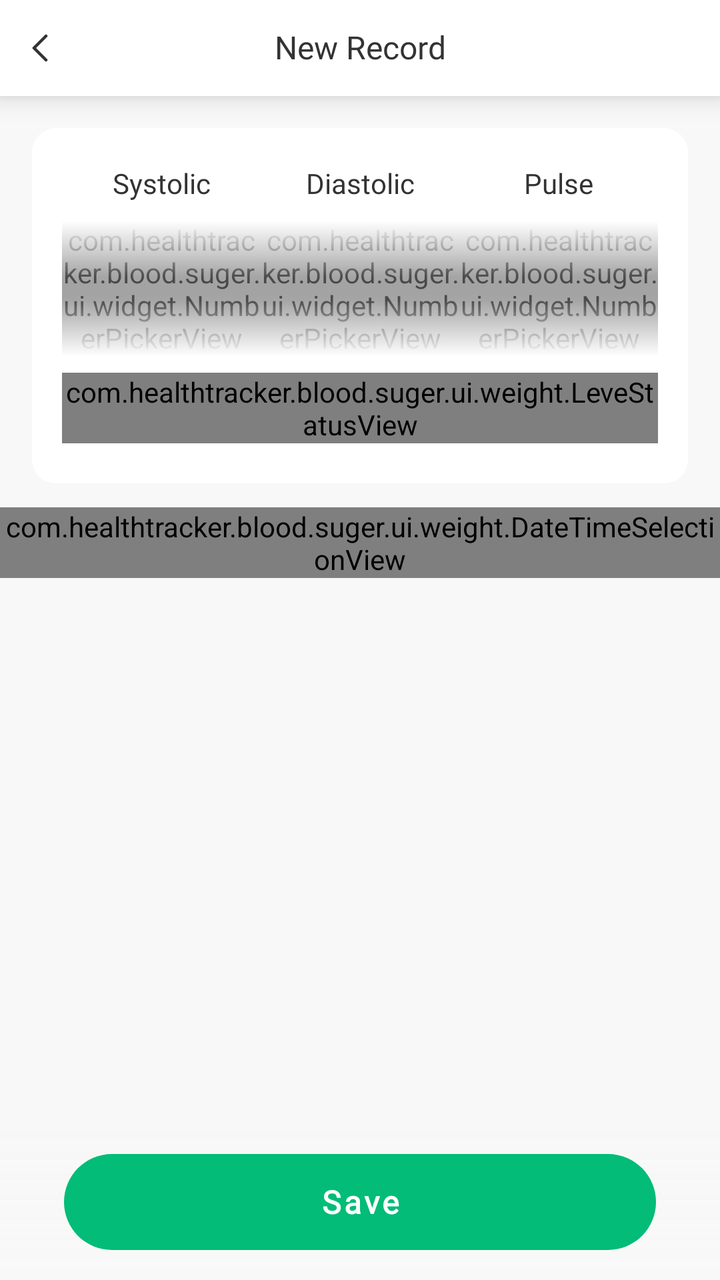
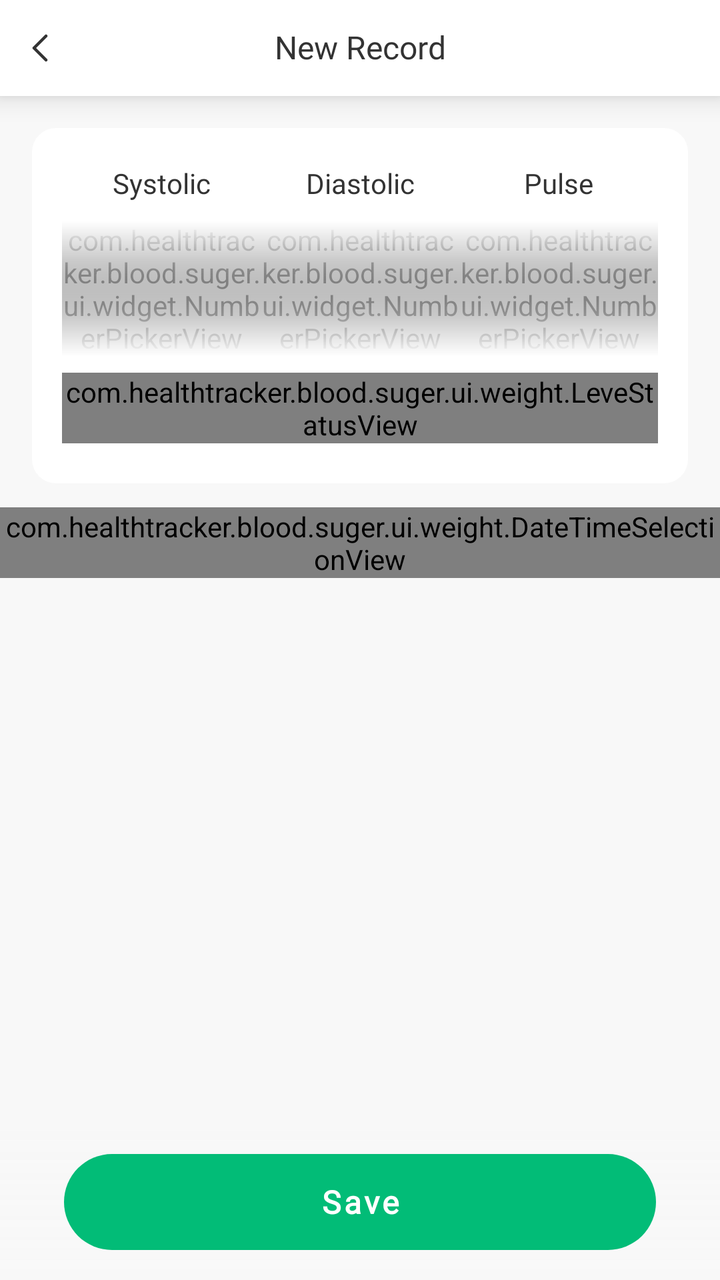

An Android layout rendered at two revisions. The XML below is the earlier revision; the diff shows what the commit changed to produce the second picture.
<!-- AndroidManifest.xml: application theme AppTheme -->
<!-- res/layout/activity_bp_record.xml -->
<?xml version="1.0" encoding="utf-8"?>
<androidx.constraintlayout.widget.ConstraintLayout xmlns:android="http://schemas.android.com/apk/res/android"
    xmlns:app="http://schemas.android.com/apk/res-auto"
    xmlns:tools="http://schemas.android.com/tools"
    android:layout_width="match_parent"
    android:layout_height="match_parent">

    <androidx.constraintlayout.widget.ConstraintLayout
        android:id="@+id/action_bar"
        android:layout_width="match_parent"
        android:layout_height="@dimen/actionBarSize"
        android:background="@color/c1"
        android:elevation="@dimen/dp_8"
        android:gravity="center_vertical"
        app:layout_constraintEnd_toEndOf="parent"
        app:layout_constraintStart_toStartOf="parent"
        app:layout_constraintTop_toTopOf="parent">

        <androidx.appcompat.widget.AppCompatImageView
            android:id="@+id/btn_back"
            android:layout_width="wrap_content"
            android:layout_height="match_parent"
            android:background="?android:attr/selectableItemBackgroundBorderless"
            android:paddingStart="@dimen/dp_16"
            android:paddingEnd="@dimen/dp_4"
            android:scaleType="center"
            app:layout_constraintBottom_toBottomOf="parent"
            app:layout_constraintStart_toStartOf="parent"
            app:layout_constraintTop_toTopOf="parent"
            app:srcCompat="@drawable/ic_back" />


        <androidx.appcompat.widget.AppCompatTextView
            style="@style/TextViewFont_RobotoBold"
            android:layout_width="0dp"
            android:layout_height="wrap_content"
            android:gravity="center"
            android:includeFontPadding="false"
            android:paddingStart="@dimen/dp_44"
            android:paddingEnd="@dimen/dp_44"
            android:text="@string/new_record"
            android:textColor="@color/t1"
            android:textSize="@dimen/sp_16"
            app:layout_constraintBottom_toBottomOf="parent"
            app:layout_constraintEnd_toEndOf="parent"
            app:layout_constraintStart_toStartOf="parent"
            app:layout_constraintTop_toTopOf="parent" />


    </androidx.constraintlayout.widget.ConstraintLayout>

    <androidx.core.widget.NestedScrollView
        android:layout_width="match_parent"
        android:layout_height="@dimen/dp_0"
        android:clipToPadding="false"
        android:paddingTop="@dimen/sp_16"
        android:paddingBottom="@dimen/dp_80"
        app:layout_constraintBottom_toBottomOf="parent"
        app:layout_constraintTop_toBottomOf="@id/action_bar">

        <androidx.constraintlayout.widget.ConstraintLayout
            android:layout_width="match_parent"
            android:layout_height="match_parent">

            <androidx.constraintlayout.widget.ConstraintLayout
                android:id="@+id/cl_picker_container"
                android:layout_width="match_parent"
                android:layout_height="wrap_content"
                android:layout_marginHorizontal="@dimen/dp_16"
                android:background="@drawable/bg_rect_white_12"
                android:paddingHorizontal="@dimen/dp_15"
                android:paddingVertical="@dimen/dp_20"
                app:layout_constraintStart_toStartOf="parent"
                app:layout_constraintTop_toTopOf="parent">

                <androidx.appcompat.widget.AppCompatTextView
                    android:id="@+id/tv_systolic"
                    style="@style/TextViewFont_RobotoRegular"
                    android:layout_width="0dp"
                    android:layout_height="wrap_content"
                    android:gravity="center"
                    android:includeFontPadding="false"
                    android:text="@string/systolic"
                    android:textColor="@color/t1"
                    android:textSize="@dimen/sp_14"
                    app:layout_constraintEnd_toStartOf="@id/tv_diastolic"
                    app:layout_constraintStart_toStartOf="parent"
                    app:layout_constraintTop_toTopOf="parent" />

                <androidx.appcompat.widget.AppCompatTextView
                    android:id="@+id/tv_diastolic"
                    style="@style/TextViewFont_RobotoRegular"
                    android:layout_width="0dp"
                    android:layout_height="wrap_content"
                    android:gravity="center"
                    android:includeFontPadding="false"
                    android:text="@string/diastolic"
                    android:textColor="@color/t1"
                    android:textSize="@dimen/sp_14"
                    app:layout_constraintEnd_toStartOf="@id/tv_pulse"
                    app:layout_constraintStart_toEndOf="@id/tv_systolic"
                    app:layout_constraintTop_toTopOf="parent" />

                <androidx.appcompat.widget.AppCompatTextView
                    android:id="@+id/tv_pulse"
                    style="@style/TextViewFont_RobotoRegular"
                    android:layout_width="0dp"
                    android:layout_height="wrap_content"
                    android:gravity="center"
                    android:includeFontPadding="false"
                    android:text="@string/pulse"
                    android:textColor="@color/t1"
                    android:textSize="@dimen/sp_14"
                    app:layout_constraintEnd_toEndOf="parent"
                    app:layout_constraintStart_toEndOf="@id/tv_diastolic"
                    app:layout_constraintTop_toTopOf="parent" />


                <com.healthtracker.blood.suger.ui.widget.NumberPickerView
                    android:id="@+id/npv_systolic"
                    android:layout_width="0dp"
                    android:layout_height="wrap_content"
                    android:layout_marginTop="@dimen/dp_10"
                    app:layout_constraintEnd_toEndOf="@id/tv_systolic"
                    app:layout_constraintStart_toStartOf="@id/tv_systolic"
                    app:layout_constraintTop_toBottomOf="@id/tv_systolic"
                    app:npv_ItemPaddingVertical="@dimen/dp_4"
                    app:npv_ShowDivider="false"
                    app:npv_TextArray="@array/systolic"
                    app:npv_TextColorNormal="@color/color_BFBFBF"
                    app:npv_TextColorSelected="@color/c5"
                    app:npv_TextSizeNormal="@dimen/sp_24"
                    app:npv_TextSizeSelected="@dimen/sp_32"
                    app:npv_WrapSelectorWheel="false"
                    tools:layout_editor_absoluteX="0dp" />

                <com.healthtracker.blood.suger.ui.widget.NumberPickerView
                    android:id="@+id/npv_diastolic"
                    android:layout_width="0dp"
                    android:layout_height="wrap_content"
                    android:layout_marginTop="@dimen/dp_10"
                    app:layout_constraintEnd_toEndOf="@id/tv_diastolic"
                    app:layout_constraintStart_toStartOf="@id/tv_diastolic"
                    app:layout_constraintTop_toBottomOf="@id/tv_diastolic"
                    app:npv_ItemPaddingVertical="@dimen/dp_4"
                    app:npv_ShowDivider="false"
                    app:npv_TextArray="@array/systolic"
                    app:npv_TextColorNormal="@color/color_BFBFBF"
                    app:npv_TextColorSelected="@color/c5"
                    app:npv_TextSizeNormal="@dimen/sp_24"
                    app:npv_TextSizeSelected="@dimen/sp_32"
                    app:npv_WrapSelectorWheel="false"
                    tools:layout_editor_absoluteX="0dp" />

                <com.healthtracker.blood.suger.ui.widget.NumberPickerView
                    android:id="@+id/npv_pulse"
                    android:layout_width="0dp"
                    android:layout_height="wrap_content"
                    android:layout_marginTop="@dimen/dp_10"

                    app:layout_constraintEnd_toEndOf="@id/tv_pulse"
                    app:layout_constraintStart_toStartOf="@id/tv_pulse"
                    app:layout_constraintTop_toBottomOf="@id/tv_pulse"
                    app:npv_ItemPaddingVertical="@dimen/dp_4"
                    app:npv_ShowDivider="false"
                    app:npv_TextArray="@array/pulse"
                    app:npv_TextColorNormal="@color/color_BFBFBF"
                    app:npv_TextColorSelected="@color/c5"
                    app:npv_TextSizeNormal="@dimen/sp_24"
                    app:npv_TextSizeSelected="@dimen/sp_32"
                    app:npv_WrapSelectorWheel="false"
                    tools:layout_editor_absoluteX="0dp" />

                
                <View
                    android:layout_width="0dp"
                    android:layout_height="@dimen/dp_40"
                    android:background="@drawable/gradient_npv_top"
                    app:layout_constraintEnd_toEndOf="parent"
                    app:layout_constraintStart_toStartOf="parent"
                    app:layout_constraintTop_toTopOf="@id/npv_diastolic" />

                
                <View
                    android:id="@+id/v_bottom_mask"
                    android:layout_width="0dp"
                    android:layout_height="@dimen/dp_40"
                    android:background="@drawable/gradient_npv_bottom"
                    app:layout_constraintBottom_toBottomOf="@id/npv_diastolic"
                    app:layout_constraintEnd_toEndOf="parent"
                    app:layout_constraintStart_toStartOf="parent" />

                <com.healthtracker.blood.suger.ui.weight.LeveStatusView
                    android:id="@+id/lsv_status_bp"
                    android:layout_width="match_parent"
                    android:layout_height="wrap_content"
                    android:layout_marginTop="@dimen/dp_8"
                    app:lsvAddRecord="true"
                    app:layout_constraintStart_toStartOf="parent"
                    app:layout_constraintEnd_toEndOf="parent"
                    app:layout_constraintTop_toBottomOf="@id/v_bottom_mask" />
            </androidx.constraintlayout.widget.ConstraintLayout>

            <com.healthtracker.blood.suger.ui.weight.DateTimeSelectionView
                android:id="@+id/dateTimeSelectionView"
                android:layout_width="match_parent"
                android:layout_height="wrap_content"
                android:layout_marginTop="@dimen/dp_12"
                app:labelText="@string/label"
                app:layout_constraintTop_toBottomOf="@id/cl_picker_container"
                app:showLabel="true"
                app:titleText="@string/date_time" />

        </androidx.constraintlayout.widget.ConstraintLayout>

    </androidx.core.widget.NestedScrollView>

    <View
        android:layout_width="match_parent"
        android:layout_height="@dimen/dp_80"
        android:background="@drawable/bg_mask_bottom_btn"
        app:layout_constraintBottom_toBottomOf="parent" />

    <com.google.android.material.button.MaterialButton
        android:id="@+id/btn_save"
        style="@style/MaterialButton.b1"
        android:layout_width="0dp"
        android:layout_height="@dimen/dp_48"
        android:layout_marginHorizontal="@dimen/dp_32"
        android:layout_marginBottom="@dimen/dp_15"
        android:text="@string/save"
        app:layout_constraintBottom_toBottomOf="parent"
        app:layout_constraintEnd_toEndOf="parent"
        app:layout_constraintStart_toStartOf="parent" />
</androidx.constraintlayout.widget.ConstraintLayout>
<!-- resources referenced by this layout -->
<resources>
  <color name="c1">@color/white</color>
  <color name="c5">#02BC77</color>
  <color name="color_BFBFBF">#BFBFBF</color>
  <color name="t1">#333333</color>
  <dimen name="actionBarSize">@dimen/dp_48</dimen>
  <dimen name="dp_0">0dp</dimen>
  <dimen name="dp_10">10dp</dimen>
  <dimen name="dp_12">12dp</dimen>
  <dimen name="dp_15">15dp</dimen>
  <dimen name="dp_16">16dp</dimen>
  <dimen name="dp_20">20dp</dimen>
  <dimen name="dp_32">32dp</dimen>
  <dimen name="dp_4">4dp</dimen>
  <dimen name="dp_40">40dp</dimen>
  <dimen name="dp_44">44dp</dimen>
  <dimen name="dp_48">48dp</dimen>
  <dimen name="dp_8">8dp</dimen>
  <dimen name="dp_80">80dp</dimen>
  <dimen name="sp_14">14sp</dimen>
  <dimen name="sp_16">16sp</dimen>
  <dimen name="sp_24">24sp</dimen>
  <dimen name="sp_32">32sp</dimen>
  <!-- drawable bg_mask_bottom_btn (drawable) -->
  <?xml version="1.0" encoding="utf-8"?>
  <shape xmlns:android="http://schemas.android.com/apk/res/android"
      android:shape="rectangle">
      <gradient
          android:angle="270"
          android:endColor="@color/bg_window"
          android:startColor="@color/transparent" />
  
  </shape>
  <!-- drawable bg_rect_white_12 (drawable) -->
  <?xml version="1.0" encoding="utf-8"?>
  <shape xmlns:android="http://schemas.android.com/apk/res/android"
      android:shape="rectangle">
      <solid android:color="@color/white"/>
      <corners android:radius="@dimen/dp_12"/>
  
  </shape>
  <!-- drawable gradient_npv_bottom (drawable) -->
  <?xml version="1.0" encoding="utf-8"?>
  <shape xmlns:android="http://schemas.android.com/apk/res/android"
      android:shape="rectangle">
      <gradient
          android:angle="90"
          android:endColor="@color/transparent"
          android:startColor="@color/white" />
  </shape>
  <!-- drawable gradient_npv_top (drawable) -->
  <?xml version="1.0" encoding="utf-8"?>
  <shape xmlns:android="http://schemas.android.com/apk/res/android"
      android:shape="rectangle">
      <gradient
          android:angle="90"
          android:endColor="@color/white"
          android:startColor="@color/transparent" />
  </shape>
  <string name="date_time">Date&amp;Time</string>
  <string name="diastolic">Diastolic</string>
  <string name="label">Label</string>
  <string name="new_record">New Record</string>
  <string name="pulse">Pulse</string>
  <string name="save">Save</string>
  <string name="systolic">Systolic</string>
  <style name="MaterialButton.b1">
          <item name="android:fontFamily">@font/roboto_bold</item>
          <item name="fontFamily">@font/roboto_bold</item>
          <item name="android:textStyle">bold</item>
          <item name="android:textColor">@color/white</item>
          <item name="backgroundTint">@color/c5</item>
          <item name="rippleColor">@color/c5_8</item>
      </style>
  <style name="TextViewFont_RobotoBold">
          <item name="android:fontFamily">@font/roboto_bold</item>
          <item name="fontFamily">@font/roboto_bold</item>
      </style>
  <style name="TextViewFont_RobotoRegular">
          <item name="android:fontFamily">@font/roboto_regular</item>
          <item name="fontFamily">@font/roboto_regular</item>
      </style>
  <color name="white">#FFFFFF</color>
  <color name="bg_window">#f8f8f8</color>
  <color name="transparent">#00000000</color>
  <color name="c5_8">#5DD4A8</color>
  <color name="colorAccent">@color/c5</color>
  <color name="color_tap_ripple">@color/transparent10</color>
  <color name="colorPrimary">@color/c1</color>
  <color name="colorPrimaryDark">@color/c1</color>
  <style name="toolbar_nav_button" parent="@style/Widget.AppCompat.Toolbar.Button.Navigation">
          <item name="android:paddingLeft">@dimen/nav_button_margin</item>
          <item name="android:paddingRight">@dimen/nav_button_margin</item>
          <item name="android:minWidth">56dp</item>
      </style>
  <color name="transparent10">#1A000000</color>
  <dimen name="nav_button_margin">@dimen/dp_16</dimen>
  <!-- unchanged entries left out for length: 4 -->
</resources>

<!-- the commit's change to res/layout/activity_bp_record.xml (unified diff, before → after) -->
@@ -75,7 +75,7 @@
 
                 <androidx.appcompat.widget.AppCompatTextView
                     android:id="@+id/tv_systolic"
-                    style="@style/TextViewFont_RobotoRegular"
+                    style="@style/TextViewFont_RobotoMedium"
                     android:layout_width="0dp"
                     android:layout_height="wrap_content"
                     android:gravity="center"
@@ -89,7 +89,7 @@
 
                 <androidx.appcompat.widget.AppCompatTextView
                     android:id="@+id/tv_diastolic"
-                    style="@style/TextViewFont_RobotoRegular"
+                    style="@style/TextViewFont_RobotoMedium"
                     android:layout_width="0dp"
                     android:layout_height="wrap_content"
                     android:gravity="center"
@@ -103,7 +103,7 @@
 
                 <androidx.appcompat.widget.AppCompatTextView
                     android:id="@+id/tv_pulse"
-                    style="@style/TextViewFont_RobotoRegular"
+                    style="@style/TextViewFont_RobotoMedium"
                     android:layout_width="0dp"
                     android:layout_height="wrap_content"
                     android:gravity="center"
@@ -157,7 +157,6 @@
                     android:layout_width="0dp"
                     android:layout_height="wrap_content"
                     android:layout_marginTop="@dimen/dp_10"
-
                     app:layout_constraintEnd_toEndOf="@id/tv_pulse"
                     app:layout_constraintStart_toStartOf="@id/tv_pulse"
                     app:layout_constraintTop_toBottomOf="@id/tv_pulse"
@@ -174,7 +173,7 @@
                 
                 <View
                     android:layout_width="0dp"
-                    android:layout_height="@dimen/dp_40"
+                    android:layout_height="@dimen/dp_48"
                     android:background="@drawable/gradient_npv_top"
                     app:layout_constraintEnd_toEndOf="parent"
                     app:layout_constraintStart_toStartOf="parent"
@@ -184,7 +183,7 @@
                 <View
                     android:id="@+id/v_bottom_mask"
                     android:layout_width="0dp"
-                    android:layout_height="@dimen/dp_40"
+                    android:layout_height="@dimen/dp_48"
                     android:background="@drawable/gradient_npv_bottom"
                     app:layout_constraintBottom_toBottomOf="@id/npv_diastolic"
                     app:layout_constraintEnd_toEndOf="parent"
<!-- resource entries referenced after the edit -->
@@ -13,7 +13,6 @@
   <dimen name="dp_20">20dp</dimen>
   <dimen name="dp_32">32dp</dimen>
   <dimen name="dp_4">4dp</dimen>
-  <dimen name="dp_40">40dp</dimen>
   <dimen name="dp_44">44dp</dimen>
   <dimen name="dp_48">48dp</dimen>
   <dimen name="dp_8">8dp</dimen>
@@ -77,9 +76,9 @@
           <item name="android:fontFamily">@font/roboto_bold</item>
           <item name="fontFamily">@font/roboto_bold</item>
       </style>
-  <style name="TextViewFont_RobotoRegular">
-          <item name="android:fontFamily">@font/roboto_regular</item>
-          <item name="fontFamily">@font/roboto_regular</item>
+  <style name="TextViewFont_RobotoMedium">
+          <item name="android:fontFamily">@font/roboto_medium</item>
+          <item name="fontFamily">@font/roboto_medium</item>
       </style>
   <color name="white">#FFFFFF</color>
   <color name="bg_window">#f8f8f8</color>
